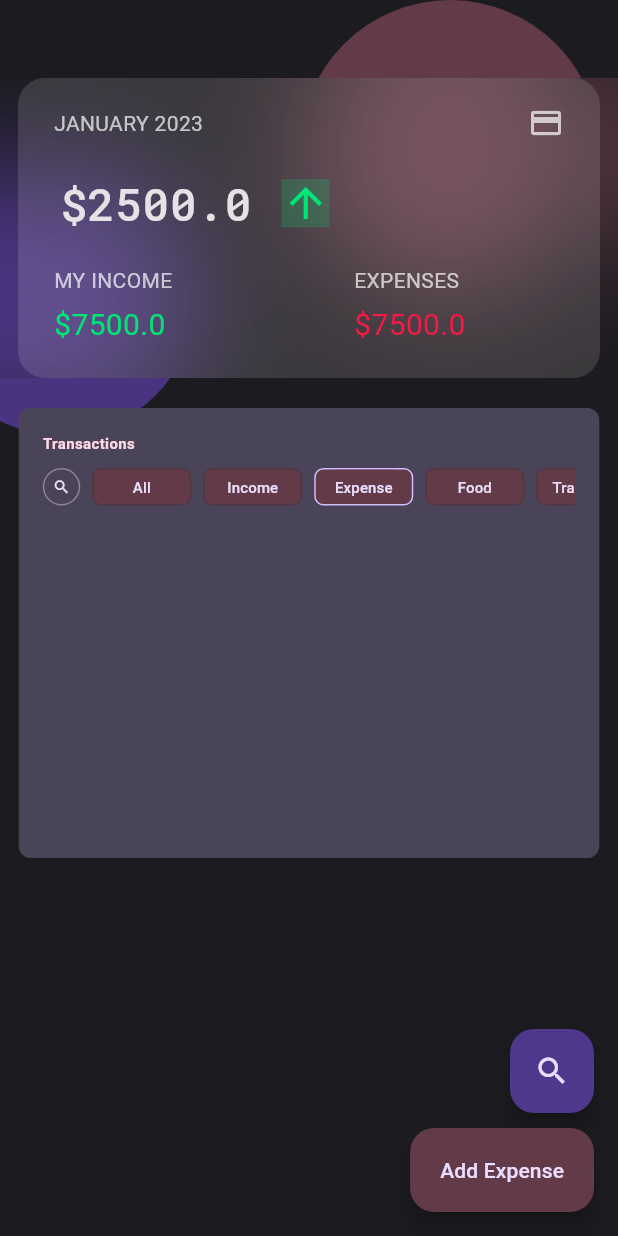
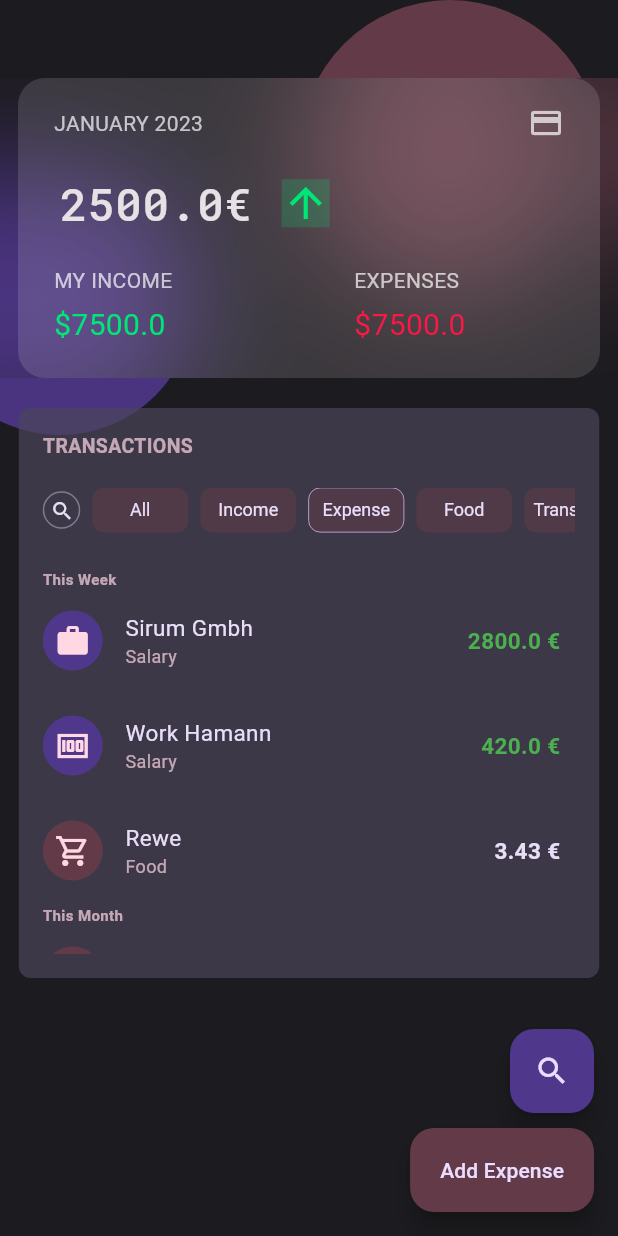
Before and after one commit to jannikwienecke/flutter-finance-tracker, a Flutter app: the screen it shows after launch, on a phone screen of 412 x 824 dp. Run offline on Flutter 3.47's test engine with Material 2 defaults, Android fonts, the phone set to English and light mode, and no system bars; our stand-ins replace bloc, dartz, equatable, flutter_hooks, freezed_annotation, go_router and 4 more; generated files the repository leaves out were written again.

Commit message:
transaction list

```diff
--- /dev/null
+++ b/lib/app/config/constants/test_transactions.dart
@@ -0,0 +1,127 @@
+import 'package:flutter/material.dart';
+import 'package:notes/app/modules/finance/domain/transaction.dart';
+import 'package:notes/app/modules/finance/domain/transaction_category.dart';
+import 'package:notes/app/modules/finance/domain/transaction_type.dart';
+
+List<Transaction> kTestTransactions = [
+  Transaction(
+    id: '1',
+    title: 'Sirum Gmbh',
+    amount: 2800,
+    date: DateTime.now(),
+    category: const TransactionCategoery(
+      id: '1',
+      title: 'Salary',
+      icon: Icons.work,
+    ),
+    type: TransactionType.income,
+  ),
+  Transaction(
+    id: '2',
+    title: 'Work Hamann',
+    amount: 420,
+    date: DateTime.now(),
+    category: const TransactionCategoery(
+      id: '1',
+      title: 'Salary',
+      icon: Icons.money,
+    ),
+    type: TransactionType.income,
+  ),
+  Transaction(
+    id: '53',
+    title: 'Rewe',
+    amount: 3.43,
+    date: DateTime.now(),
+    category: const TransactionCategoery(
+      id: '12',
+      title: 'Food',
+      icon: Icons.local_grocery_store_outlined,
+    ),
+    type: TransactionType.expense,
+  ),
+  Transaction(
+    id: '22',
+    title: 'Edeka',
+    amount: 8.43,
+    date: DateTime.now(),
+    category: const TransactionCategoery(
+      id: '12',
+      title: 'Food',
+      icon: Icons.local_grocery_store_outlined,
+    ),
+    type: TransactionType.expense,
+  ),
+  Transaction(
+    id: '3',
+    title: 'Salary',
+    amount: 1000,
+    date: DateTime.now(),
+    category: const TransactionCategoery(
+      id: '1',
+      title: 'Salary',
+      icon: Icons.money,
+    ),
+    type: TransactionType.income,
+  ),
+  Transaction(
+    id: '4',
+    title: 'Salary',
+    amount: 1000,
+    date: DateTime.now(),
+    category: const TransactionCategoery(
+      id: '1',
+      title: 'Salary',
+      icon: Icons.money,
+    ),
+    type: TransactionType.income,
+  ),
+  Transaction(
+    id: '5',
+    title: 'Salary',
+    amount: 1000,
+    date: DateTime.now(),
+    category: const TransactionCategoery(
+      id: '1',
+      title: 'Salary',
+      icon: Icons.money,
+    ),
+    type: TransactionType.income,
+  ),
+  Transaction(
+    id: '6',
+    title: 'Salary',
+    amount: 1000,
+    date: DateTime.now(),
+    category: const TransactionCategoery(
+      id: '1',
+      title: 'Salary',
+      icon: Icons.money,
+    ),
+    type: TransactionType.income,
+  ),
+  Transaction(
+    id: '7',
+    title: 'Salary',
+    amount: 1000,
+    date: DateTime.now(),
+    category: const TransactionCategoery(
+      id: '1',
+      title: 'Salary',
+      icon: Icons.money,
+    ),
+    type: TransactionType.income,
+  ),
+  Transaction(
+    id: '8',
+    title: 'Salary',
+    amount: 1000,
+    date: DateTime.now(),
+    category: const TransactionCategoery(
+      id: '1',
+      title: 'Salary',
+      icon: Icons.money,
+    ),
+    type: TransactionType.income,
+  )
+];
--- /dev/null
+++ b/lib/app/modules/finance/domain/transaction.dart
@@ -0,0 +1,39 @@
+import 'package:equatable/equatable.dart';
+import 'package:notes/app/modules/finance/domain/transaction_category.dart';
+import 'package:notes/app/modules/finance/domain/transaction_type.dart';
+
+class Transaction extends Equatable {
+  const Transaction({
+    required this.id,
+    required this.title,
+    required this.amount,
+    required this.date,
+    required this.category,
+    required this.type,
+  });
+
+  final String id;
+  final String title;
+  final double amount;
+  final DateTime date;
+  final TransactionCategoery category;
+  final TransactionType type;
+
+  @override
+  List<Object?> get props => [id, title, amount, date, category, type];
+
+  Transaction fromJson(Map<String, dynamic> json) {
+    return Transaction(
+      id: json['id'] as String,
+      title: json['title'] as String,
+      amount: json['amount'] as double,
+      date: json['date'] as DateTime,
+      category: TransactionCategoery.fromJson(
+        json['category'] as Map<String, dynamic>,
+      ),
+      type: json['type'] as String == 'income'
+          ? TransactionType.income
+          : TransactionType.expense,
+    );
+  }
+}
--- /dev/null
+++ b/lib/app/modules/finance/domain/transaction_category.dart
@@ -0,0 +1,24 @@
+import 'package:equatable/equatable.dart';
+import 'package:flutter/material.dart';
+
+class TransactionCategoery extends Equatable {
+  factory TransactionCategoery.fromJson(Map<String, dynamic> json) {
+    return TransactionCategoery(
+      id: json['id'] as String,
+      title: json['title'] as String,
+      icon: json['icon'] as IconData,
+    );
+  }
+  const TransactionCategoery({
+    required this.id,
+    required this.title,
+    required this.icon,
+  });
+
+  final String id;
+  final String title;
+  final IconData icon;
+
+  @override
+  List<Object> get props => [id, title, icon];
+}
--- /dev/null
+++ b/lib/app/modules/finance/domain/transaction_type.dart
@@ -0,0 +1,4 @@
+enum TransactionType {
+  income,
+  expense,
+}
--- a/lib/app/modules/finance/presentation/dashboard_screen/widgets/summary_card.dart
+++ b/lib/app/modules/finance/presentation/dashboard_screen/widgets/summary_card.dart
@@ -113,7 +113,7 @@ class CurrentBalanceDisplay extends StatelessWidget {
     return Row(
       children: [
         Text(
-          r'$' '$balance',
+          '$balance' '€',
           style: GoogleFonts.robotoMono(
             fontSize: 30,
             fontWeight: FontWeight.w500,
--- a/lib/app/modules/finance/presentation/dashboard_screen/widgets/transactions_card.dart
+++ b/lib/app/modules/finance/presentation/dashboard_screen/widgets/transactions_card.dart
@@ -1,4 +1,8 @@
 import 'package:flutter/material.dart';
+import 'package:notes/app/config/constants/test_transactions.dart';
+import 'package:notes/app/modules/finance/domain/transaction.dart';
+import 'package:notes/app/modules/finance/domain/transaction_category.dart';
+import 'package:notes/app/modules/finance/domain/transaction_type.dart';
 import 'package:notes/app/modules/finance/presentation/dashboard_screen/widgets/transactions_card_filter_list.dart';
 import 'package:notes/app/modules/finance/presentation/dashboard_screen/widgets/transactions_list_search_item.dart';
 
@@ -9,15 +13,18 @@ class TransactionsCard extends StatelessWidget {
 
   @override
   Widget build(BuildContext context) {
+    final transactionList = kTestTransactions;
     return SizedBox(
       width: MediaQuery.of(context).size.width,
       child: Center(
         child: Container(
-          height: 300,
+          height: 380,
           width: MediaQuery.of(context).size.width - 25,
           decoration: BoxDecoration(
-            color:
-                Theme.of(context).colorScheme.secondaryContainer.withOpacity(1),
+            color: Theme.of(context)
+                .colorScheme
+                .secondaryContainer
+                .withOpacity(.7),
             borderRadius: BorderRadius.circular(8),
           ),
           child: Padding(
@@ -26,39 +33,182 @@ class TransactionsCard extends StatelessWidget {
               crossAxisAlignment: CrossAxisAlignment.start,
               children: [
                 Text(
-                  'Transactions',
+                  'Transactions'.toUpperCase(),
                   style: TextStyle(
-                    fontSize: 10,
-                    color: Theme.of(context).colorScheme.onTertiaryContainer,
+                    fontSize: 13,
+                    color: Theme.of(context)
+                        .colorScheme
+                        .onTertiaryContainer
+                        .withOpacity(.7),
                     fontWeight: FontWeight.bold,
                   ),
                 ),
-                const SizedBox(height: 10),
-                Row(
-                  children: const [
-                    TransactionsListSearchItem(),
-                    TransactionsListFilterList(),
-                  ],
-                ),
+                const SizedBox(height: 18),
+                const TransactionCardHeader(),
+                TransactionList(
+                  transactions: transactionList,
+                )
               ],
             ),
           ),
         ),
       ),
     );
-
-    // return SizedBox(
-    //   height: 300,
-    //   width: MediaQuery.of(context).size.width,
-    //   child: ClipRRect(
-    //     child: BackdropFilter(
-    //       filter: ImageFilter.blur(
-    //         sigmaX: 40,
-    //         sigmaY: 40,
-    //       ),
-    //       child: const SummaryCard(),
-    //     ),
-    //   ),
-    // );
   }
 }
+
+class TransactionList extends StatelessWidget {
+  const TransactionList({
+    super.key,
+    required this.transactions,
+  });
+
+  final List<Transaction> transactions;
+
+  @override
+  Widget build(BuildContext context) {
+    return Expanded(
+      child: ListView.builder(
+        padding: const EdgeInsets.only(top: 8),
+        itemCount: transactions.length,
+        itemBuilder: (context, index) {
+          final transaction = transactions[index];
+          final category = transaction.category;
+          // final f = DateFormat('yyyy-MM-dd');
+
+          final isThisWeek = index < 3;
+          final isThisMonth = index < 6;
+
+          return Padding(
+            padding: const EdgeInsets.only(
+              top: 16,
+            ),
+            child: Column(
+              crossAxisAlignment: CrossAxisAlignment.start,
+              children: [
+                if (isThisWeek && index == 0 || isThisMonth && index == 3)
+                  TransactionGroupHeader(isThisWeek: isThisWeek),
+                const SizedBox(height: 14),
+                TransactionRow(
+                  transactions: transactions,
+                  category: category,
+                  transaction: transaction,
+                ),
+              ],
+            ),
+          );
+        },
+      ),
+    );
+  }
+}
+
+class TransactionGroupHeader extends StatelessWidget {
+  const TransactionGroupHeader({
+    super.key,
+    required this.isThisWeek,
+  });
+
+  final bool isThisWeek;
+
+  @override
+  Widget build(BuildContext context) {
+    return Text(
+      isThisWeek ? 'This Week' : 'This Month',
+      textAlign: TextAlign.start,
+      style: TextStyle(
+        fontSize: 10,
+        color:
+            Theme.of(context).colorScheme.onTertiaryContainer.withOpacity(.7),
+        fontWeight: FontWeight.bold,
+      ),
+    );
+  }
+}
+
+class TransactionRow extends StatelessWidget {
+  const TransactionRow({
+    super.key,
+    required this.transactions,
+    required this.category,
+    required this.transaction,
+  });
+
+  final List<Transaction> transactions;
+  final TransactionCategoery category;
+  final Transaction transaction;
+
+  @override
+  Widget build(BuildContext context) {
+    return Row(
+      children: [
+        Container(
+          padding: const EdgeInsets.all(8),
+          decoration: BoxDecoration(
+            borderRadius: BorderRadius.circular(50),
+            color: transaction.type == TransactionType.income
+                ? Theme.of(context).colorScheme.primaryContainer
+                : Theme.of(context).colorScheme.tertiaryContainer,
+          ),
+          child: Icon(
+            category.icon,
+            size: 24,
+            color: Theme.of(context).colorScheme.onTertiaryContainer,
+          ),
+        ),
+        const SizedBox(width: 15),
+        Column(
+          mainAxisAlignment: MainAxisAlignment.center,
+          crossAxisAlignment: CrossAxisAlignment.start,
+          children: [
+            Text(
+              transaction.title,
+              style: TextStyle(
+                fontSize: 15,
+                color: Theme.of(context).colorScheme.onSecondaryContainer,
+              ),
+            ),
+            Text(
+              category.title,
+              style: TextStyle(
+                fontSize: 12,
+                color: Theme.of(context)
+                    .colorScheme
+                    .onTertiaryContainer
+                    .withOpacity(.7),
+              ),
+            ),
+          ],
+        ),
+        const Spacer(),
+        Text(
+          '${transaction.amount} €',
+          style: TextStyle(
+            fontSize: 15,
+            color: transaction.type == TransactionType.income
+                ? Colors.green
+                : Theme.of(context).colorScheme.onSecondaryContainer,
+            fontWeight: FontWeight.bold,
+          ),
+        ),
+        const SizedBox(width: 10),
+      ],
+    );
+  }
+}
+
+class TransactionCardHeader extends StatelessWidget {
+  const TransactionCardHeader({
+    super.key,
+  });
+
+  @override
+  Widget build(BuildContext context) {
+    return Row(
+      children: const [
+        TransactionsListSearchItem(),
+        TransactionsListFilterList(),
+      ],
+    );
+  }
+}
--- a/lib/app/modules/finance/presentation/dashboard_screen/widgets/transactions_card_filter_item.dart
+++ b/lib/app/modules/finance/presentation/dashboard_screen/widgets/transactions_card_filter_item.dart
@@ -14,31 +14,26 @@ class TransactionCardFilterItem extends StatelessWidget {
 
   @override
   Widget build(BuildContext context) {
-    return Container(
-      decoration: BoxDecoration(
-        color: Theme.of(context).colorScheme.tertiaryContainer,
-        borderRadius: BorderRadius.circular(6),
-        border: Border.all(
-          color: !isSelected
-              ? Theme.of(
-                  context,
-                ).colorScheme.onSecondary.withOpacity(.4)
-              : Theme.of(
-                  context,
-                ).colorScheme.primary,
+    return TextButton(
+      onPressed: onTap,
+      style: TextButton.styleFrom(
+        padding: const EdgeInsets.all(2),
+        textStyle: const TextStyle(fontSize: 12),
+        shape: RoundedRectangleBorder(
+          borderRadius: BorderRadius.circular(8),
+          side: BorderSide(
+            width: .5,
+            color: isSelected
+                ? Theme.of(context).colorScheme.primary
+                : Colors.transparent,
           ),
         ),
-      child: TextButton(
-        onPressed: onTap,
-        style: TextButton.styleFrom(
-          padding: const EdgeInsets.all(1),
         backgroundColor:
             Theme.of(context).colorScheme.tertiaryContainer.withOpacity(.5),
       ),
       child: Text(
         text,
         style: TextStyle(
-            fontSize: 10,
           color: isSelected
               ? Theme.of(
                   context,
@@ -49,7 +44,6 @@ class TransactionCardFilterItem extends StatelessWidget {
         ),
         // ),
       ),
-      ),
     );
   }
 }
--- a/lib/app/modules/finance/presentation/dashboard_screen/widgets/transactions_card_filter_list.dart
+++ b/lib/app/modules/finance/presentation/dashboard_screen/widgets/transactions_card_filter_list.dart
@@ -20,7 +20,7 @@ class TransactionsListFilterList extends StatelessWidget {
   Widget build(BuildContext context) {
     return Expanded(
       child: SizedBox(
-        height: 25,
+        height: 30,
         child: ListView.builder(
           scrollDirection: Axis.horizontal,
           itemCount: _filterItems.length,
--- a/lib/app/modules/finance/presentation/dashboard_screen/widgets/transactions_list_search_item.dart
+++ b/lib/app/modules/finance/presentation/dashboard_screen/widgets/transactions_list_search_item.dart
@@ -25,7 +25,7 @@ class TransactionsListSearchItem extends StatelessWidget {
         child: Icon(
           Icons.search,
           color: Theme.of(context).colorScheme.onSecondaryContainer,
-          size: 12,
+          size: 16,
         ),
       ),
     );
```
Lines whose indentation alone changed are shown as unchanged.
